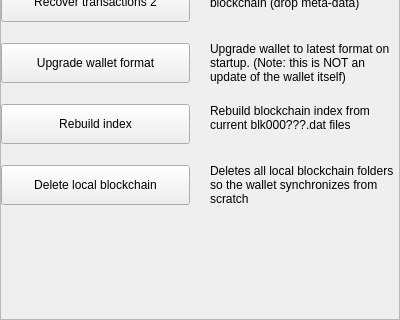
Old version of the form src/qt/pivx/settings/forms/settingswalletrepairwidget.ui in the repository SkynetResearchProject/Skyrcoin; both pictures show x 0 to 400 and y 302 to 622 of the 400 by 622 pixel window.
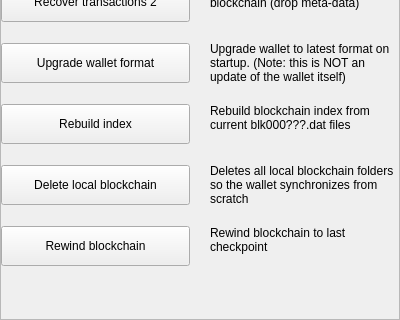
New version of the form.

Commit message: [GUI] Add a button to the GUI to rewind to last checkpoint (PNY,03/29/2023)

```diff
--- a/src/qt/pivx/settings/forms/settingswalletrepairwidget.ui
+++ b/src/qt/pivx/settings/forms/settingswalletrepairwidget.ui
@@ -589,6 +589,83 @@
             <property name="orientation">
              <enum>Qt::Vertical</enum>
             </property>
+            <property name="sizeType">
+             <enum>QSizePolicy::Fixed</enum>
+            </property>
+            <property name="sizeHint" stdset="0">
+             <size>
+              <width>20</width>
+              <height>20</height>
+             </size>
+            </property>
+           </spacer>
+          </item>
+          <item>
+           <layout class="QHBoxLayout" name="horizontalRewind" stretch="1,1">
+            <property name="spacing">
+             <number>20</number>
+            </property>
+            <property name="bottomMargin">
+             <number>0</number>
+            </property>
+            <item>
+             <layout class="QVBoxLayout" name="verticalRewind" stretch="0">
+              <property name="spacing">
+               <number>0</number>
+              </property>
+              <property name="rightMargin">
+               <number>0</number>
+              </property>
+              <property name="bottomMargin">
+               <number>0</number>
+              </property>
+              <item>
+               <widget class="QPushButton" name="pushButtonRewind">
+                <property name="minimumSize">
+                 <size>
+                  <width>0</width>
+                  <height>40</height>
+                 </size>
+                </property>
+                <property name="maximumSize">
+                 <size>
+                  <width>16777215</width>
+                  <height>40</height>
+                 </size>
+                </property>
+                <property name="focusPolicy">
+                 <enum>Qt::NoFocus</enum>
+                </property>
+                <property name="text">
+                 <string>Rewind blockchain</string>
+                </property>
+               </widget>
+              </item>
+             </layout>
+            </item>
+            <item>
+             <widget class="QLabel" name="labelMessageRewind">
+              <property name="text">
+               <string>Rewind blockchain to last checkpoint</string>
+              </property>
+              <property name="alignment">
+               <set>Qt::AlignLeading|Qt::AlignLeft|Qt::AlignTop</set>
+              </property>
+              <property name="wordWrap">
+               <bool>true</bool>
+              </property>
+             </widget>
+            </item>
+           </layout>
+          </item>
+          <item>
+           <spacer name="verticalSpacer_8">
+            <property name="orientation">
+             <enum>Qt::Vertical</enum>
+            </property>
+            <property name="sizeType">
+             <enum>QSizePolicy::Expanding</enum>
+            </property>
             <property name="sizeHint" stdset="0">
              <size>
               <width>20</width>
```
The commit also changes 5 other files.
